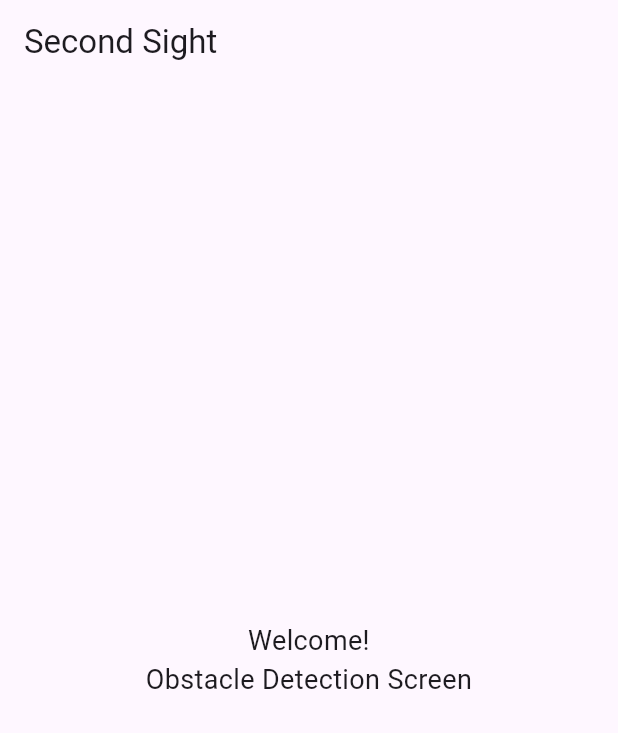
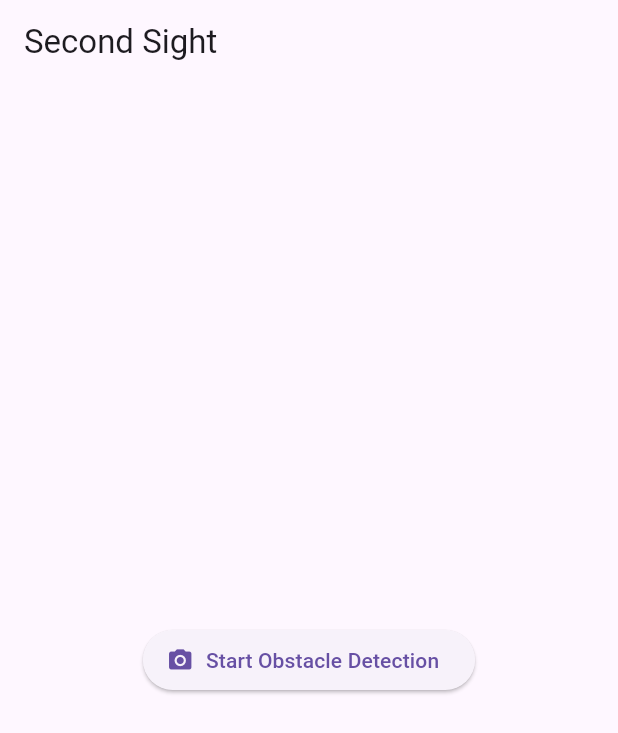
Before and after one commit to sreerag115/Second_Sight, a Flutter app: the HomePage screen opened directly, on a phone screen of 412 x 824 dp. Shown: the top 733 px of the screen. Run offline on Flutter 3.47's test engine with Material 3 defaults, Android fonts, the phone set to English and light mode, and no system bars; our stand-ins replace camera.

Commit message:
Added camera page and updated home page

```diff
--- a/lib/home_page.dart
+++ b/lib/home_page.dart
@@ -1,4 +1,5 @@
 import 'package:flutter/material.dart';
+import 'camera_page.dart';
 
 class HomePage extends StatelessWidget {
   const HomePage({super.key});
@@ -7,11 +8,16 @@ class HomePage extends StatelessWidget {
   Widget build(BuildContext context) {
     return Scaffold(
       appBar: AppBar(title: const Text("Second Sight")),
-      body: const Center(
-        child: Text(
-          "Welcome!\nObstacle Detection Screen",
-          textAlign: TextAlign.center,
-          style: TextStyle(fontSize: 18),
+      body: Center(
+        child: ElevatedButton.icon(
+          icon: const Icon(Icons.camera_alt),
+          label: const Text("Start Obstacle Detection"),
+          onPressed: () {
+            Navigator.push(
+              context,
+              MaterialPageRoute(builder: (_) => const CameraPage()),
+            );
+          },
         ),
       ),
     );
```
Also changed, not shown: lib/camera_page.dart (added, +82 -0 lines), pubspec.yaml (+3 -70 lines), pubspec.lock, 1 other file.
